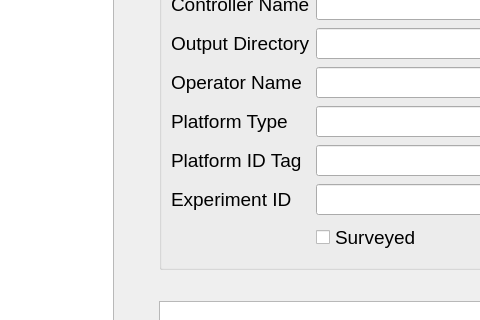
The window that source/dysense_designer.ui (DySense/DySense) describes before a commit, drawn with Qt 5; both pictures show x 151 to 631 and y 125 to 445 of the 1299 by 873 pixel window.
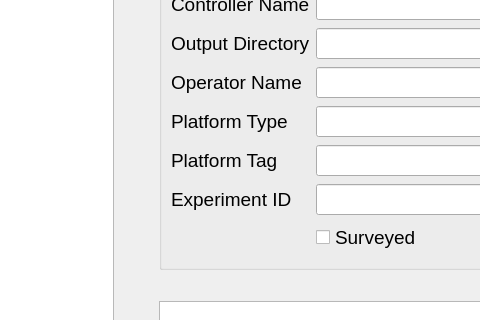
The same window after the commit.

```diff
--- a/source/dysense_designer.ui
+++ b/source/dysense_designer.ui
@@ -292,7 +292,7 @@
                  <item row="4" column="0">
                   <widget class="QLabel" name="platform_id_label">
                    <property name="text">
-                    <string>Platform ID Tag</string>
+                    <string>Platform Tag</string>
                    </property>
                   </widget>
                  </item>
```
